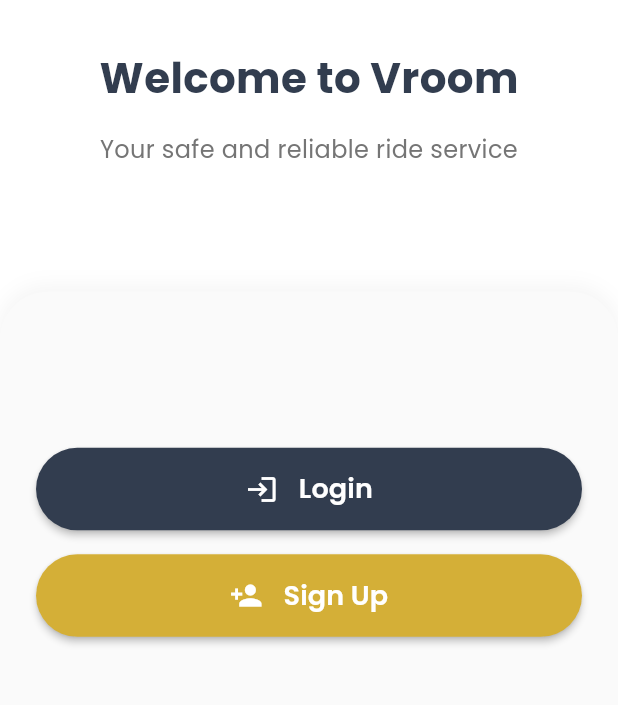
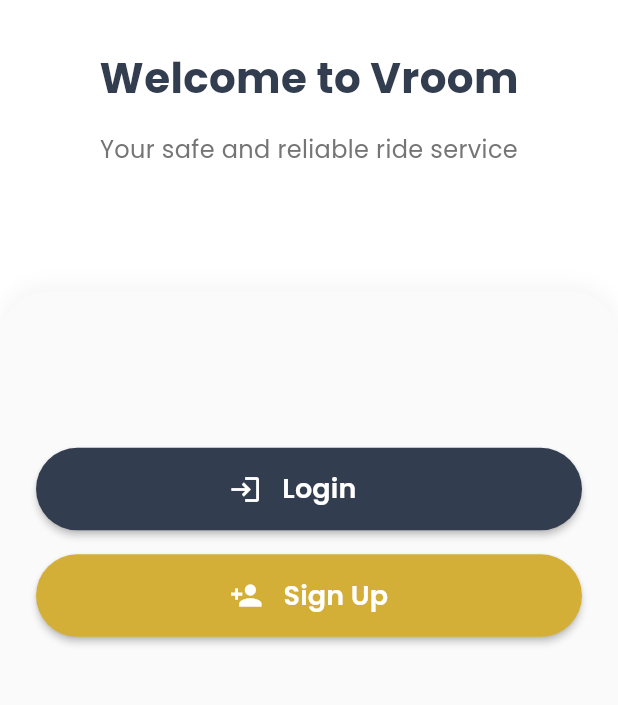
Before and after one commit to ScitforteTech/Bykea-Clone, a Flutter app: the screen it shows after launch, on a phone screen of 412 x 824 dp, the part 395-1100 px from its top. Run offline on Flutter 3.47's test engine with Material 3 defaults, Android fonts, the light colour scheme and no system bars; our stand-ins replace firebase_core, fl_chart, get, google_fonts, google_maps_flutter, image_picker and 3 more; accounts and stored records are empty.

Commit message:
Login alignment fix

```diff
--- a/lib/Views/Driver/auth_choice_screen.dart
+++ b/lib/Views/Driver/auth_choice_screen.dart
@@ -177,6 +177,9 @@
             horizontal: buttonHeight / 2,
           ),
         ),
+        child: Padding(
+          padding:
+              title == 'Login' ? EdgeInsets.only(right: 22.0) : EdgeInsets.zero,
           child: Row(
             mainAxisAlignment: MainAxisAlignment.center,
             children: [
@@ -192,6 +195,7 @@
             ],
           ),
         ),
+      ),
     );
   }
 }
```
Lines whose indentation alone changed are shown as unchanged.
